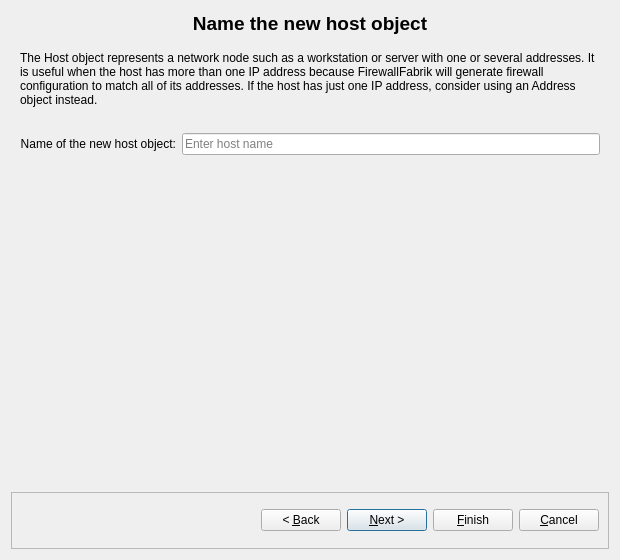
First picture: the form in src/firewallfabrik/gui/ui/newhostdialog_q.ui, repository Linuxfabrik/firewallfabrik, before the edit.
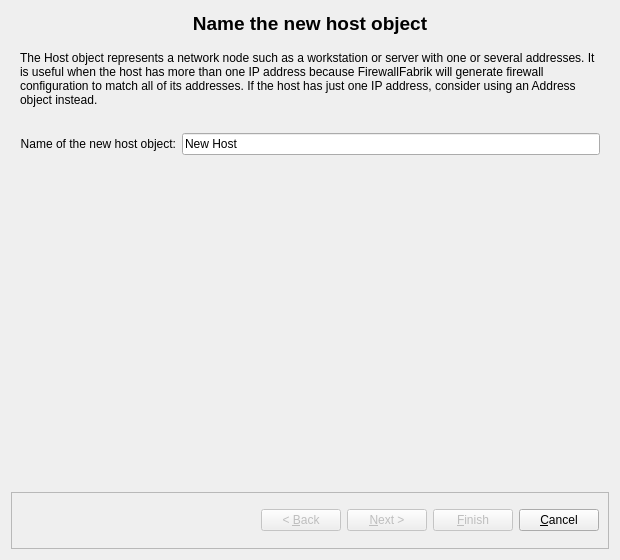
Second picture: the form after the edit.

Commit message:
refactor(gui): move static UI properties from Python into .ui files
Button enabled states, default text, and dialog sizes now live in
the .ui files where Qt Designer can manage them directly.

```diff
--- a/src/firewallfabrik/gui/ui/newhostdialog_q.ui
+++ b/src/firewallfabrik/gui/ui/newhostdialog_q.ui
@@ -102,6 +102,9 @@
            <property name="toolTip">
             <string>Enter the name for the new host. The name must be unique within the library.</string>
            </property>
+           <property name="text">
+            <string>New Host</string>
+           </property>
            <property name="placeholderText">
             <string>Enter host name</string>
            </property>
@@ -203,6 +206,9 @@
       </item>
       <item>
        <widget class="QPushButton" name="backButton">
+        <property name="enabled">
+         <bool>false</bool>
+        </property>
         <property name="text">
          <string>&lt; &amp;Back</string>
         </property>
@@ -213,6 +219,9 @@
       </item>
       <item>
        <widget class="QPushButton" name="nextButton">
+        <property name="enabled">
+         <bool>false</bool>
+        </property>
         <property name="text">
          <string>&amp;Next &gt;</string>
         </property>
@@ -223,6 +232,9 @@
       </item>
       <item>
        <widget class="QPushButton" name="finishButton">
+        <property name="enabled">
+         <bool>false</bool>
+        </property>
         <property name="text">
          <string>&amp;Finish</string>
         </property>
```
The commit also changes 7 other files.
